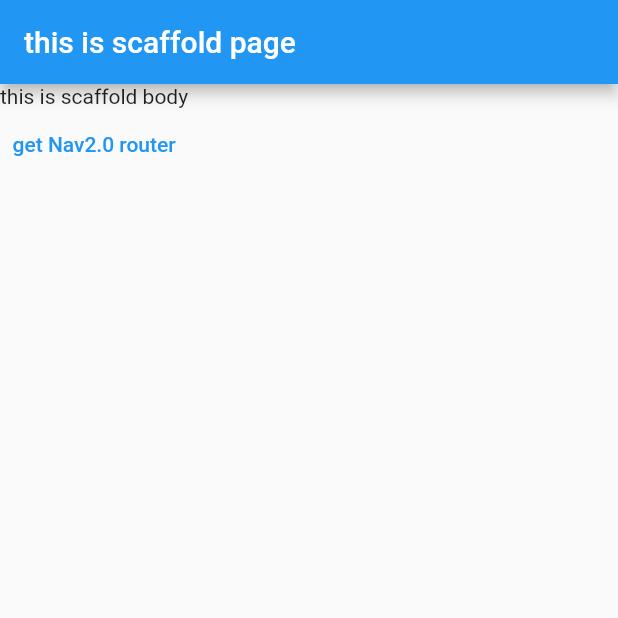
After one commit to thomasycf/flutter-entry, a Flutter app: the screen it shows after launch, after a tap on "get Nav2.0 router", on a phone screen of 412 x 824 dp, the top half of it. The commit adds this screen. Run offline on Flutter 3.47's test engine with Material 2 defaults, Android fonts, the phone set to English and light mode, and no system bars.

Commit message:
navigator 2.0 with passing initial route from android, but onPopPage in flutter not called

```diff
--- a/lib/main.dart
+++ b/lib/main.dart
@@ -1,7 +1,9 @@
 import 'package:flutter/foundation.dart';
 import 'package:flutter/material.dart';
 
-void main() => runApp(const MyApp());
+import 'navtwo.dart';
+
+void main() => runApp( NavTwo());
 
 class MyApp extends StatelessWidget {
   const MyApp({Key? key}) : super(key: key);
--- a/lib/navtwo.dart
+++ b/lib/navtwo.dart
@@ -1,4 +1,6 @@
 import 'package:flutter/material.dart';
+import 'package:my_flutter/router/delegate_parser.dart';
+import 'package:my_flutter/router/root_router_delegate.dart';
 
 class MyPage extends Page {
   final String title;
@@ -18,38 +20,22 @@ class MyPage extends Page {
 
 
 class NavTwo extends StatefulWidget {
-  const NavTwo({Key? key}) : super(key: key);
+  //const NavTwo({Key? key}) : super(key: key);
   @override
   _NavTwoState createState() => _NavTwoState();
 }
 
 class _NavTwoState extends State<NavTwo> {
-
-  final pages = [
-    Page(
-
-    ),
-
-    MyPage(
-      key: Key('/'),
-      name: '/',
-      builder: (context) => HomeScreen(),
-    ),
-    MyPage(
-      key: Key('/category/5'),
-      name: '/category/5',
-      builder: (context) => CategoryScreen(id: 5),
-    ),
-    MyPage(
-      key: Key('/item/15'),
-      name: '/item/15',
-      builder: (context) => ItemScreen(id: 15),
-    ),
-  ];
-
+  final delegate = RootRouterDelegate();
+  final parser = DelegateParser();
 
   @override
   Widget build(BuildContext context) {
-    return Container();
+    return MaterialApp.router(
+        debugShowCheckedModeBanner: false,
+       // theme: basicTheme(),
+        routeInformationParser: parser,
+        routerDelegate: delegate
+    );
   }
 }
--- /dev/null
+++ b/lib/router/delegate_parser.dart
@@ -0,0 +1,83 @@
+
+import 'package:flutter/material.dart';
+import 'ui_pages.dart';
+
+class DelegateParser extends RouteInformationParser<PageConfiguration> {
+  final String tag = '/router/delegate_parser/---';
+
+
+  @override
+  Future<PageConfiguration> parseRouteInformation(RouteInformation routeInformation) async {
+    print('$tag parseRouteInformation called... routeInformation = ${routeInformation.location}');
+    final uri = Uri.parse(routeInformation.location!);
+    print('$tag parseRouteInformation called... uri = ${uri.toString()}');
+    if (uri.pathSegments.isEmpty) {
+      print('$tag parseRouteInformation called... path is empty');
+      return MainLayoutPageConfig;
+    //  return FrontPageConfig;
+    }
+
+    final path = uri.pathSegments[0];
+    print('$tag parseRouteInformation called... path = $path');
+
+    switch (path) {
+      case "hello_flutter":
+        print("hello flutter uri called");
+        return MainLayoutPageConfig;
+      // case MainLayoutPath:
+      //   return MainLayoutPageConfig;
+      case EditVideoPath:
+        return EditVideoPageConfig;
+      case ChatPath:
+        return ChatPageConfig;
+      // case LoginPath:
+      //   return LoginPageConfig;
+      // case CreateAccountPath:
+      //   return CreateAccountPageConfig;
+      // case ListItemsPath:
+      //   return ListItemsPageConfig;
+      // case DetailsPath:
+      //   return DetailsPageConfig;
+      // case CartPath:
+      //   return CartPageConfig;
+      // case CheckoutPath:
+      //   return CheckoutPageConfig;
+      // case SettingsPath:
+      //   return SettingsPageConfig;
+      // case InnerPath:
+      //   return InnerPageConfig;
+      default:
+        return MainLayoutPageConfig;
+    }
+  }
+
+  @override
+  RouteInformation restoreRouteInformation(PageConfiguration configuration) {
+    switch (configuration.uiPage) {
+      case Pages.MainLayout:
+        return const RouteInformation(location: MainLayoutPath);
+      case Pages.EditVideo:
+        return const RouteInformation(location: EditVideoPath);
+      case Pages.Chat:
+        return const RouteInformation(location: ChatPath);
+      // case Pages.Login:
+      //   return const RouteInformation(location: LoginPath);
+      // case Pages.CreateAccount:
+      //   return const RouteInformation(location: CreateAccountPath);
+      // case Pages.List:
+      //   return const RouteInformation(location: ListItemsPath);
+      // case Pages.Details:
+      //   return const RouteInformation(location: DetailsPath);
+      // case Pages.Cart:
+      //   return const RouteInformation(location: CartPath);
+      // case Pages.Checkout:
+      //   return const RouteInformation(location: CheckoutPath);
+      // case Pages.Settings:
+      //   return const RouteInformation(location: SettingsPath);
+      // case Pages.Inner:
+      //   return const RouteInformation(location: InnerPath);
+      default: return const RouteInformation(location: MainLayoutPath);
+
+    }
+  }
+}
--- /dev/null
+++ b/lib/router/root_router_delegate.dart
@@ -0,0 +1,268 @@
+import 'package:flutter/foundation.dart';
+import 'package:flutter/material.dart';
+import 'package:my_flutter/router/ui_pages.dart';
+
+
+class MainLayout extends StatefulWidget {
+  @override
+  _MainLayoutState createState() => _MainLayoutState();
+}
+
+class _MainLayoutState extends State<MainLayout> {
+
+  @override
+  void initState() {
+   print("main layout initState called");
+    super.initState();
+  }
+
+  _getRouter( BuildContext cxt){
+     RootRouterDelegate router = RootRouterDelegate.of(cxt);
+    print("nav router tag = ${router.tag}");
+  }
+
+  @override
+  Widget build(BuildContext context) {
+    return Scaffold(
+      appBar: AppBar(title: Text("this is scaffold page"),),
+      body: Column(
+      children: [
+        Text("this is scaffold body"),
+        TextButton(onPressed: ()=>_getRouter(context), child: Text("get Nav2.0 router"))
+      ],
+      ),
+    );
+  }
+}
+
+
+class RootRouterDelegate extends RouterDelegate<PageConfiguration>
+with ChangeNotifier, PopNavigatorRouterDelegateMixin<PageConfiguration>{
+
+  static RootRouterDelegate of(BuildContext context) {
+    final delegate = Router.of(context).routerDelegate;
+    assert(delegate is RootRouterDelegate, 'Delegate type must match');
+    return delegate as RootRouterDelegate;
+  }
+
+  final List<Page> _pages = [];
+  final String tag = '/lib/router/root_router_delegate/---';
+  final  GlobalKey<NavigatorState> _rootNavKey =  GlobalKey<NavigatorState>();
+  List<MaterialPage> get pages => List.unmodifiable(_pages);
+
+
+  @override
+  Widget build(BuildContext context) {
+    print("Flutter router build called");
+    return Navigator(
+    //  key: _rootNavKey,//navigatorKey,
+      onPopPage: _onPopPage,
+      pages: List.of(_pages),
+    );
+  }
+
+  @override
+  // TODO: implement navigatorKey
+  GlobalKey<NavigatorState> get navigatorKey => _rootNavKey;
+
+  @override
+  Future<void> setNewRoutePath(PageConfiguration configuration) {
+    print('$tag setNewRoutePath called...');
+    _pages.clear();
+    addPage(configuration);
+    return SynchronousFuture(null);
+  }
+
+  bool _onPopPage(Route<dynamic> route, result) {
+    print('$tag _onPopPage...');
+    print('$tag _onPopPage route = $route');
+
+    print('$tag _onPopPage _pages = $_pages');
+    if(_pages.length > 1){
+      if(_pages.last.arguments == MainLayoutPageConfig){
+        print('$tag _pages stack len > 1 and the current upper page is MainLayout, just swap back and return');
+        _pages.insert(_pages.length-1, _pages.removeAt(0));
+        print('$tag  _pages after swap = $_pages');
+        notifyListeners();
+        return false;
+      }
+    }
+
+    /***
+     *  calling --  route.didPop(result) would cause flashing (like  a transit to pop and then undo pop)
+     *   seems route.didPop would pop the stack and return true if possible
+     *   so put route.didPop after checking last == MainLayout
+     */
+    final didPop = route.didPop(result);
+    print('$tag _onPopPage didPop = $didPop');
+    print('$tag _onPopPage page settings = ${route.settings}');
+    if (!didPop) {
+      return false;
+    }
+
+    _pages.remove(route.settings);
+    print('$tag _onPopPage _pages after remove = $_pages');
+    notifyListeners();
+    //return false; // not pop, stop the back button action
+    return true; // still pop although not alter _pages[] but cannot see the change until it pop to the bottom to close the app
+  }
+
+  MaterialPage _createPage(Widget child, PageConfiguration pageConfig) {
+    return MaterialPage(
+        child: child,
+    //    key: Key(pageConfig.key),
+        key: ValueKey(pageConfig.key),
+        name: pageConfig.path,
+        arguments: pageConfig);
+  }
+
+  void _addPageData(Widget child, PageConfiguration pageConfig) {
+    _pages.add(
+      _createPage(child, pageConfig),
+    );
+    print('$tag pages after adding = $_pages');
+  }
+
+  void addPage(PageConfiguration pageConfig) {
+    print('$tag add page()...pageConfig path= ${pageConfig.path}');
+    print('$tag add page()..._pages = $_pages');
+    final shouldAddPage = _pages.isEmpty ||
+        (_pages.last.arguments as PageConfiguration).uiPage !=
+            pageConfig.uiPage;
+    print('$tag add page()...shouldAddPage = $shouldAddPage');
+    if(_pages.length>0){
+      print('$tag (_pages.last.arguments as PageConfiguration).uiPage = ${(_pages.last.arguments as PageConfiguration).uiPage}');
+      print('$tag add page()...pageConfig uiPage= ${pageConfig.uiPage}');
+    }
+
+    if (shouldAddPage) {
+      switch (pageConfig.uiPage) {
+         case Pages.MainLayout:
+           _addPageData(MainLayout(), MainLayoutPageConfig);
+           break;
+       //  case Pages.EditVideo:
+       //    _addPageData(MyVideosPage(), EditVideoPageConfig);
+       //    break;
+       //  case Pages.Chat:
+       // //    _addPageData(ChatMainPage(), ChatPageConfig);
+       //  _addPageData(MainChatPage(), ChatPageConfig);
+       //    break;
+       //  case Pages.FrontPage:
+       //    _addPageData(FrontPage(), pageConfig);
+       //        break;
+
+
+        // case Pages.Upload:
+        //   _addPageData(Upload(), LoginPageConfig);
+        //   break;
+        // case Pages.Chat:
+        //   _addPageData(CreateAccount(), CreateAccountPageConfig);
+        //   break;
+        // case Pages.List:
+        //   _addPageData(ListItems(), ListItemsPageConfig);
+        //   break;
+        // case Pages.Cart:
+        //   _addPageData(Cart(), CartPageConfig);
+        //   break;
+        // case Pages.Checkout:
+        //   _addPageData(Checkout(), CheckoutPageConfig);
+        //   break;
+        // case Pages.Settings:
+        //   _addPageData(Settings(), SettingsPageConfig);
+        //   break;
+        // case Pages.Inner:
+        //   _addPageData(Inner(), InnerPageConfig);
+        //   break;
+        default:
+          break;
+      }
+      notifyListeners();
+    }
+  }
+
+  void push(PageConfiguration newRoute) {
+    print('$tag push()....');
+    addPage(newRoute);
+  }
+
+  void pushWidget(Widget child, PageConfiguration newRoute) {
+    print('$tag pushWidget()...');
+    _addPageData(child, newRoute);
+    print('$tag pushWidget()... pages after push = $_pages');
+    notifyListeners();
+  }
+
+  void parseRoute(Uri uri) {
+    print('$tag parseRoute ... uri = ${uri.toString()}');
+    print('$tag parseRoute pages stack = $_pages');
+    print('$tag last index arguments= ${_pages.last.arguments}');
+
+
+    if (uri.pathSegments.isEmpty) {
+      setNewRoutePath(FrontPageConfig);
+      return;
+    }
+    print('$tag uri.pathSegments.length = ${uri.pathSegments.length}');
+    print('$tag    uri.pathSegments[0] = ${uri.pathSegments[0]}');
+
+
+    // Handle navapp://deeplinks/details/#
+    if (uri.pathSegments.length == 2) {
+      print('$tag deeplink segment == 2 ...');
+      if (uri.pathSegments[0] == 'details') {
+       // pushWidget(Details(int.parse(uri.pathSegments[1])), DetailsPageConfig);
+      }
+      // Handle navapp://deeplinks/cart
+      // switch(uri.pathSegments[0]){
+      //   case 'video':
+      //     print('$tag this is heading for video post...postId = ${uri.pathSegments[1]}');
+      //     final String  _postId = uri.pathSegments[1];
+      //     _suggestBloc.add(SuggestShowVideoIntentEvent(_postId));
+      //     break;
+      // }
+    } else if (uri.pathSegments.length == 1) {
+      final path = uri.pathSegments[0];
+      print('$tag path = $path');
+      switch (path) {
+        case 'inbox':
+          print('$tag this deeplink heading for Inbox page....');
+          print('$tag deeplink parser... pages = $_pages');
+
+          // if(_pages.last.arguments == MainLayoutPageConfig){
+          //   print('$tag last.arguments == MainLayoutPageConfig = true');
+          //   _mainRouteManager.push(Pages.Inbox);
+          // }else{
+          //   print('$tag last.arguments == MainLayoutPageConfig = false, so swap the stack...');
+          //    _pages.insert(_pages.length-1, _pages.removeAt(0));
+          //   _mainRouteManager.pushFromRoot(Pages.Inbox);
+          // }
+
+
+
+          // print('$tag mainLayout index = ${_pages.indexOf(Pages.MainLayout)}')
+          // _pages.insert(_pages.length-1, _pages.removeAt(0));
+          // print('$tag deeplink parser... pages after swap = $_pages');
+
+          break;
+        case 'chat':
+          addPage(ChatPageConfig);
+          break;
+        case 'splash':
+          // replaceAll(SplashPageConfig);
+          break;
+        case 'login':
+          // replaceAll(LoginPageConfig);
+          break;
+        case 'listItems':
+          // replaceAll(ListItemsPageConfig);
+          break;
+      }
+    }
+  }
+
+  dispose(){
+ //   _mainRouteManager.dispose() ;
+  }
+
+
+}
--- /dev/null
+++ b/lib/router/ui_pages.dart
@@ -0,0 +1,117 @@
+
+import 'package:flutter/foundation.dart';
+import 'package:flutter/material.dart';
+
+const String MainLayoutPath = '/mainLayout';
+const String UploadPath = '/upload';
+const String ChatPath = '/chat';
+const String MsgPath = '/msg';
+const String MapPath = '/map';
+const String EditVideoPath = '/editVideo';
+const String MyVideosPath = '/myVideos';
+const String FrontPagePath = '/frontPage';
+const String SearchPagePath = '/searchPage';
+const String SendToPath = '/sendTo';
+const String LogonPath = '/logon';
+const String ShareImgPagePath = '/shareImgPage';
+
+const String MsgPagePath = '/msgPage';
+const String TracePagePath = '/tracePage';
+const String TopicPagePath = '/topicPage';
+const String TopicMsgPagePath = '/topicMsgPage';
+const String MyVideoInfoPath = '/myVideoInfo';
+
+// const String CartPath = '/cart';
+// const String CheckoutPath = '/checkout';
+// const String SettingsPath = '/settings';
+// const String InnerPath = '/inner';
+// const String InnerFirstPath = '/innerFirst';
+
+enum Pages {
+  MainLayout,
+  Upload,
+  Chat,
+  Msg,
+  Map,
+  MyVideos,
+  EditVideo,
+  FrontPage,
+  MsgPage,
+  TopicPage,
+  TopicMsgPage,
+  MyVideoInfo,
+  SendTo,
+  Logon,
+  ShareImgPage,
+
+  // pages under mainContainer
+  Home,
+  Profile,
+  Library,
+  Inbox,
+  SearchPage,
+  TracePage,
+  FromRoot,
+
+  // Cart,
+  // Checkout,
+  // Settings,
+  // NewDialog,
+  // Inner,
+  // InnerFirst,
+}
+extension PagesEx on Pages {
+  String get inString => describeEnum(this);
+}
+
+const String MainLayoutKey = 'MainLayout';
+const String UploadKey = 'Upload';
+const String ChatKey = 'Chat';
+const String MsgKey = 'Msg';
+const String MapKey = 'Map';
+const String EditVideoKey = 'EditVideo';
+const String FrontPageKey = 'FrontPage';
+const String SendToKey = 'SendTo';
+const String LogonKey = 'Logon';
+const String ShareImgPageKey = 'ShareImgPage';
+
+const String TracePageKey = 'TracePage';
+const String MsgPageKey = 'MsgPage';
+const String TopicPageKey = 'TopicPage';
+const String TopicMsgPageKey = 'TopicMsgPage';
+const String MyVideoInfoKey = 'MyVideoInfo';
+
+
+
+class PageConfiguration {
+  final String key;
+  final String path;
+  final Pages uiPage;
+
+  const PageConfiguration(
+      {required this.key, required this.path, required this.uiPage});
+}
+
+const PageConfiguration MainLayoutPageConfig = PageConfiguration(key: MainLayoutKey , path: MainLayoutPath, uiPage: Pages.MainLayout);
+const PageConfiguration UploadPageConfig = PageConfiguration(key: UploadKey, path: UploadPath, uiPage: Pages.Upload);
+const PageConfiguration ChatPageConfig = PageConfiguration(key: ChatKey, path: ChatPath, uiPage: Pages.Chat);
+const PageConfiguration MsgPageConfig = PageConfiguration(key: MsgKey, path: MsgPath, uiPage: Pages.Msg);
+const PageConfiguration MapPageConfig = PageConfiguration(key: MapKey, path: MapPath, uiPage: Pages.Map);
+const PageConfiguration EditVideoPageConfig = PageConfiguration(key: EditVideoKey, path: EditVideoPath, uiPage: Pages.EditVideo);
+const PageConfiguration FrontPageConfig = PageConfiguration(key: FrontPageKey, path: FrontPagePath, uiPage: Pages.FrontPage);
+const PageConfiguration SendToConfig = PageConfiguration(key: SendToKey, path: SendToPath, uiPage: Pages.SendTo);
+const PageConfiguration LogonConfig = PageConfiguration(key: LogonKey, path: LogonPath, uiPage: Pages.Logon);
+
+const PageConfiguration TracePageConfig = PageConfiguration(key: TracePageKey, path: TracePagePath, uiPage: Pages.TracePage);
+const PageConfiguration TopicPageConfig = PageConfiguration(key: TopicPageKey, path: TopicPagePath, uiPage: Pages.TopicPage);
+const PageConfiguration TopicMsgPageConfig = PageConfiguration(key: TopicMsgPageKey, path: TopicMsgPagePath, uiPage: Pages.TopicMsgPage);
+const PageConfiguration MyVideoInfoPageConfig = PageConfiguration(key: MyVideoInfoKey, path: MyVideoInfoPath, uiPage: Pages.MyVideoInfo);
+const PageConfiguration ShareImgPageConfig = PageConfiguration(key: ShareImgPageKey, path: ShareImgPagePath, uiPage: Pages.ShareImgPage);
+// const PageConfiguration CheckoutPageConfig = PageConfiguration(
+//     key: 'Checkout', path: CheckoutPath, uiPage: Pages.Checkout);
+// const PageConfiguration SettingsPageConfig = PageConfiguration(
+//     key: 'Settings', path: SettingsPath, uiPage: Pages.Settings);
+// const PageConfiguration InnerPageConfig =
+// PageConfiguration(key: 'Inner', path: InnerPath, uiPage: Pages.Inner);
+// const PageConfiguration InnerFirstConfig =
+// PageConfiguration(key: 'InnerFirst', path: InnerFirstPath, uiPage: Pages.InnerFirst);
```
